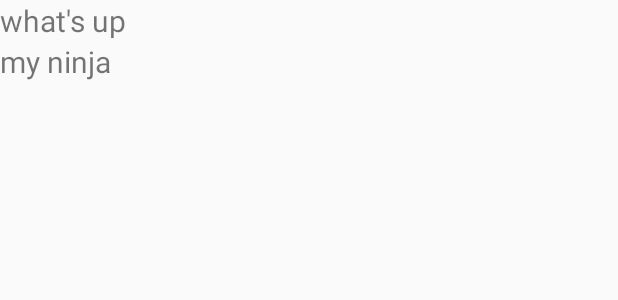
After one commit to ahong211/coaster, an Android app: the layout fragment_drink_list_info.xml on its own in the app's theme, with its tools: preview values and no code run, on a phone screen of 412 x 824 dp. The commit adds this screen. Shown: the top 300 px of the screen. Run offline under Robolectric (Android 15) with nearby library versions, the phone set to English and light mode, and no system bars.

Commit message:
Add working drink details code in new fragment

```diff
--- a/app/build.gradle
+++ b/app/build.gradle
@@ -34,4 +34,5 @@ dependencies {
     testCompile 'org.mockito:mockito-core:2.8.9'
 }
 
+
 apply plugin: 'com.google.gms.google-services'
--- a/app/src/main/res/layout/category_item.xml
+++ b/app/src/main/res/layout/category_item.xml
@@ -4,9 +4,11 @@
     android:orientation="vertical">
 
     <android.support.v7.widget.CardView
+        android:id="@+id/cardView"
         android:layout_width="match_parent"
         android:layout_height="200dp"
-        android:layout_margin="20dp">
+        android:layout_margin="20dp"
+        android:clickable="true">
 
         <TextView
             android:id="@+id/textView"
--- /dev/null
+++ b/app/src/main/res/layout/fragment_drink_list_info.xml
@@ -0,0 +1,24 @@
+<LinearLayout xmlns:android="http://schemas.android.com/apk/res/android"
+             xmlns:tools="http://schemas.android.com/tools"
+             android:layout_width="match_parent"
+             android:layout_height="match_parent"
+              android:orientation="vertical"
+             tools:context="com.coaster.android.coaster.DrinkListInfoFragment">
+
+    <TextView
+        android:id="@+id/drinkName"
+        android:layout_width="wrap_content"
+        android:layout_height="wrap_content"
+        android:textSize="20sp"
+        android:text="what's up"/>
+
+    <TextView
+        android:id="@+id/drinkDesc"
+        android:layout_width="wrap_content"
+        android:layout_height="wrap_content"
+        android:textSize="20sp"
+        android:text="my ninja"/>
+
+
+
+</LinearLayout>
```
Also changed, not shown: app/src/main/java/com/coaster/android/coaster/CategoryAdapter.java (+14 -13 lines), app/src/main/java/com/coaster/android/coaster/DrinkInfo.java (added, +11 -0 lines), app/src/main/java/com/coaster/android/coaster/DrinkListInfoFragment.java (added, +81 -0 lines), app/src/main/java/com/coaster/android/coaster/MainActivity.java (+17 -1 lines), app/src/main/java/com/coaster/android/coaster/MyHolder.java (added, +25 -0 lines), app/src/main/java/com/coaster/android/coaster/RecyclerViewAdapter.java (+14 -15 lines).
